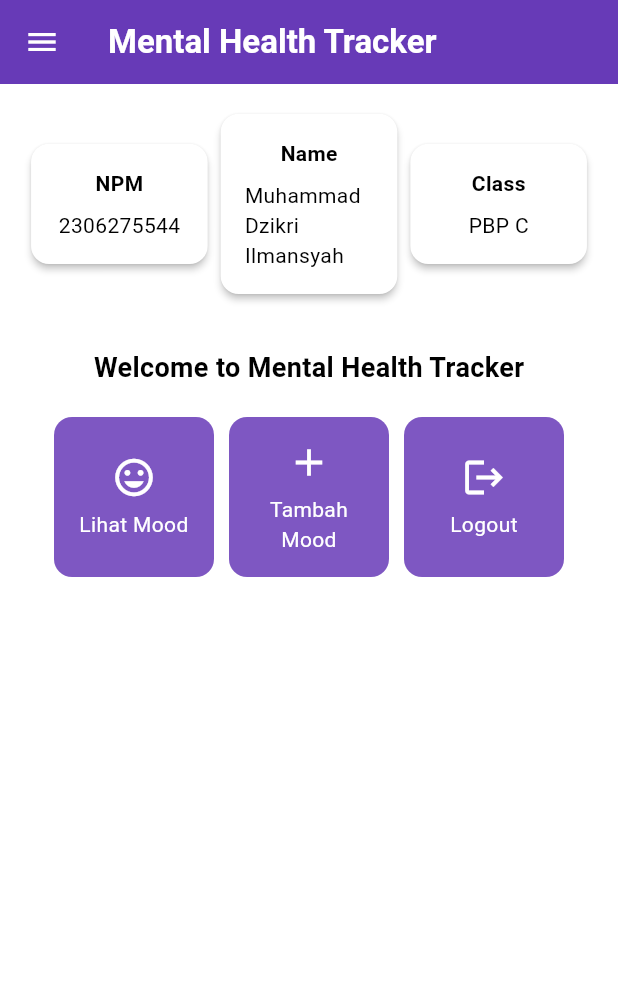
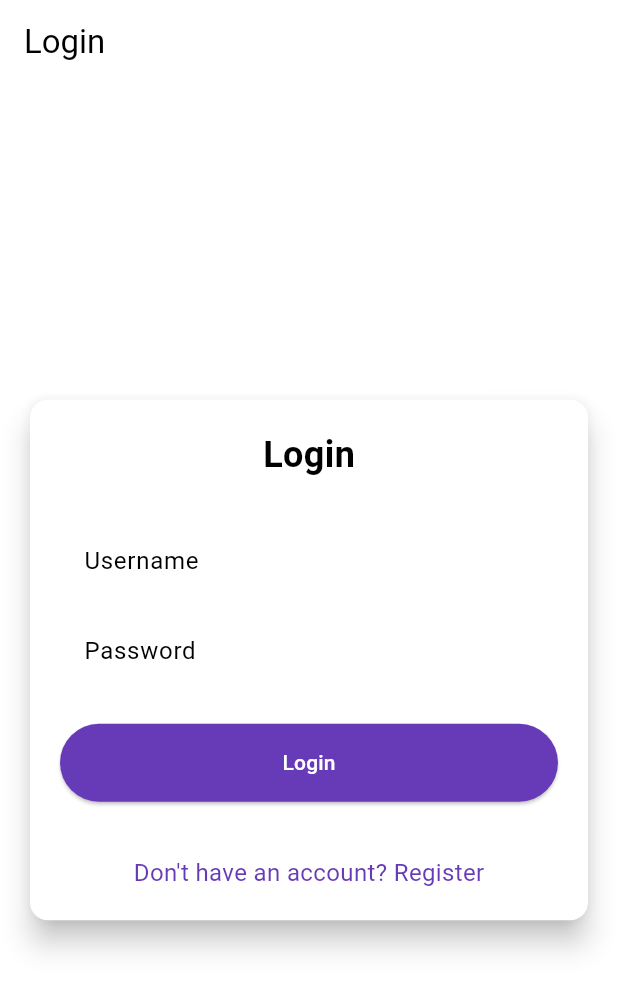
Before and after one commit to dzikrilmn/mental-health-tracker-mobile, a Flutter app: the screen it shows after launch, on a phone screen of 412 x 824 dp. Shown: the top 991 px of the screen. Run offline on Flutter 3.47's test engine with Material 3 defaults, Android fonts, the phone set to English and light mode, and no system bars; missing offline and left inert: pbp_django_auth.

Commit message:
tutorial 8

```diff
--- a/lib/main.dart
+++ b/lib/main.dart
@@ -1,5 +1,8 @@
 import 'package:flutter/material.dart';
 import 'package:mental_health_tracker/screens/menu.dart';
+import 'package:pbp_django_auth/pbp_django_auth.dart';
+import 'package:provider/provider.dart';
+import 'package:mental_health_tracker/screens/login.dart';
 
 void main() {
   runApp(const MyApp());
@@ -8,33 +11,23 @@ void main() {
 class MyApp extends StatelessWidget {
   const MyApp({super.key});
 
-  // This widget is the root of your application.
   @override
   Widget build(BuildContext context) {
-    return MaterialApp(
-      title: 'Flutter Demo',
-      theme: ThemeData(
-        // This is the theme of your application.
-        //
-        // TRY THIS: Try running your application with "flutter run". You'll see
-        // the application has a purple toolbar. Then, without quitting the app,
-        // try changing the seedColor in the colorScheme below to Colors.green
-        // and then invoke "hot reload" (save your changes or press the "hot
-        // reload" button in a Flutter-supported IDE, or press "r" if you used
-        // the command line to start the app).
-        //
-        // Notice that the counter didn't reset back to zero; the application
-        // state is not lost during the reload. To reset the state, use hot
-        // restart instead.
-        //
-        // This works for code too, not just values: Most code changes can be
-        // tested with just a hot reload.
-         colorScheme: ColorScheme.fromSwatch(
-              primarySwatch: Colors.deepPurple,
-        ).copyWith(secondary: Colors.deepPurple[400]),
-        useMaterial3: true,
+    return Provider(
+      create: (_) {
+        CookieRequest request = CookieRequest();
+        return request;
+      },
+      child: MaterialApp(
+        title: 'Mental Health Tracker',
+        theme: ThemeData(
+          useMaterial3: true,
+          colorScheme: ColorScheme.fromSwatch(
+            primarySwatch: Colors.deepPurple,
+          ).copyWith(secondary: Colors.deepPurple[400]),
+        ),
+        home: const LoginPage(),
       ),
-      home: MyHomePage(),
     );
   }
 }
--- /dev/null
+++ b/lib/screens/login.dart
@@ -0,0 +1,182 @@
+import 'package:mental_health_tracker/screens/menu.dart';
+import 'package:flutter/material.dart';
+import 'package:pbp_django_auth/pbp_django_auth.dart';
+import 'package:provider/provider.dart';
+import 'package:mental_health_tracker/screens/register.dart';
+// TODO: Import halaman RegisterPage jika sudah dibuat
+
+void main() {
+  runApp(const LoginApp());
+}
+
+class LoginApp extends StatelessWidget {
+  const LoginApp({super.key});
+
+  @override
+  Widget build(BuildContext context) {
+    return MaterialApp(
+      title: 'Login',
+      theme: ThemeData(
+        useMaterial3: true,
+        colorScheme: ColorScheme.fromSwatch(
+          primarySwatch: Colors.deepPurple,
+        ).copyWith(secondary: Colors.deepPurple[400]),
+      ),
+      home: const LoginPage(),
+    );
+  }
+}
+
+class LoginPage extends StatefulWidget {
+  const LoginPage({super.key});
+
+  @override
+  State<LoginPage> createState() => _LoginPageState();
+}
+
+class _LoginPageState extends State<LoginPage> {
+  final TextEditingController _usernameController = TextEditingController();
+  final TextEditingController _passwordController = TextEditingController();
+
+  @override
+  Widget build(BuildContext context) {
+    final request = context.watch<CookieRequest>();
+
+    return Scaffold(
+      appBar: AppBar(
+        title: const Text('Login'),
+      ),
+      body: Center(
+        child: SingleChildScrollView(
+          padding: const EdgeInsets.all(16.0),
+          child: Card(
+            elevation: 8,
+            shape: RoundedRectangleBorder(
+              borderRadius: BorderRadius.circular(12.0),
+            ),
+            child: Padding(
+              padding: const EdgeInsets.all(20.0),
+              child: Column(
+                mainAxisSize: MainAxisSize.min,
+                children: [
+                  const Text(
+                    'Login',
+                    style: TextStyle(
+                      fontSize: 24.0,
+                      fontWeight: FontWeight.bold,
+                    ),
+                  ),
+                  const SizedBox(height: 30.0),
+                  TextField(
+                    controller: _usernameController,
+                    decoration: const InputDecoration(
+                      labelText: 'Username',
+                      hintText: 'Enter your username',
+                      border: OutlineInputBorder(
+                        borderRadius: BorderRadius.all(Radius.circular(12.0)),
+                      ),
+                      contentPadding:
+                          EdgeInsets.symmetric(horizontal: 12.0, vertical: 8.0),
+                    ),
+                  ),
+                  const SizedBox(height: 12.0),
+                  TextField(
+                    controller: _passwordController,
+                    decoration: const InputDecoration(
+                      labelText: 'Password',
+                      hintText: 'Enter your password',
+                      border: OutlineInputBorder(
+                        borderRadius: BorderRadius.all(Radius.circular(12.0)),
+                      ),
+                      contentPadding:
+                          EdgeInsets.symmetric(horizontal: 12.0, vertical: 8.0),
+                    ),
+                    obscureText: true,
+                  ),
+                  const SizedBox(height: 24.0),
+                  ElevatedButton(
+                    onPressed: () async {
+                      String username = _usernameController.text;
+                      String password = _passwordController.text;
+
+                      // Cek kredensial
+                      // TODO: Ganti URL dan jangan lupa tambahkan trailing slash (/) di akhir URL!
+                      // Untuk menyambungkan Android emulator dengan Django pada localhost,
+                      // gunakan URL http://10.0.2.2/
+                      final response = await request
+                          .login("http://127.0.0.1:8000/auth/login/", {
+                        'username': username,
+                        'password': password,
+                      });
+
+                      if (request.loggedIn) {
+                        String message = response['message'];
+                        String uname = response['username'];
+                        if (context.mounted) {
+                          Navigator.pushReplacement(
+                            context,
+                            MaterialPageRoute(
+                                builder: (context) => MyHomePage()),
+                          );
+                          ScaffoldMessenger.of(context)
+                            ..hideCurrentSnackBar()
+                            ..showSnackBar(
+                              SnackBar(
+                                  content:
+                                      Text("$message Selamat datang, $uname.")),
+                            );
+                        }
+                      } else {
+                        if (context.mounted) {
+                          showDialog(
+                            context: context,
+                            builder: (context) => AlertDialog(
+                              title: const Text('Login Gagal'),
+                              content: Text(response['message']),
+                              actions: [
+                                TextButton(
+                                  child: const Text('OK'),
+                                  onPressed: () {
+                                    Navigator.pop(context);
+                                  },
+                                ),
+                              ],
+                            ),
+                          );
+                        }
+                      }
+                    },
+                    style: ElevatedButton.styleFrom(
+                      foregroundColor: Colors.white,
+                      minimumSize: Size(double.infinity, 50),
+                      backgroundColor: Theme.of(context).colorScheme.primary,
+                      padding: const EdgeInsets.symmetric(vertical: 16.0),
+                    ),
+                    child: const Text('Login'),
+                  ),
+                  const SizedBox(height: 36.0),
+                  GestureDetector(
+                    onTap: () {
+                      Navigator.push(
+                        context,
+                        MaterialPageRoute(
+                            builder: (context) => const RegisterPage()),
+                      );
+                    },
+                    child: Text(
+                      'Don\'t have an account? Register',
+                      style: TextStyle(
+                        color: Theme.of(context).colorScheme.primary,
+                        fontSize: 16.0,
+                      ),
+                    ),
+                  ),
+                ],
+              ),
+            ),
+          ),
+        ),
+      ),
+    );
+  }
+}
--- a/pubspec.yaml
+++ b/pubspec.yaml
@@ -35,6 +35,9 @@ dependencies:
   # The following adds the Cupertino Icons font to your application.
   # Use with the CupertinoIcons class for iOS style icons.
   cupertino_icons: ^1.0.8
+  provider: ^6.1.2
+  pbp_django_auth: ^0.4.0
+  http: ^1.2.2
 
 dev_dependencies:
   flutter_test:
```
Also changed, not shown: lib/models/mood_entry.dart (added, +65 -0 lines), lib/screens/list_moodentry.dart (added, +90 -0 lines), lib/screens/moodentry_form.dart (+35 -27 lines), lib/screens/register.dart (added, +166 -0 lines), lib/widgets/left_drawer.dart (+15 -1 lines), lib/widgets/mood_card.dart (+37 -1 lines), pubspec.lock, 3 other files.
